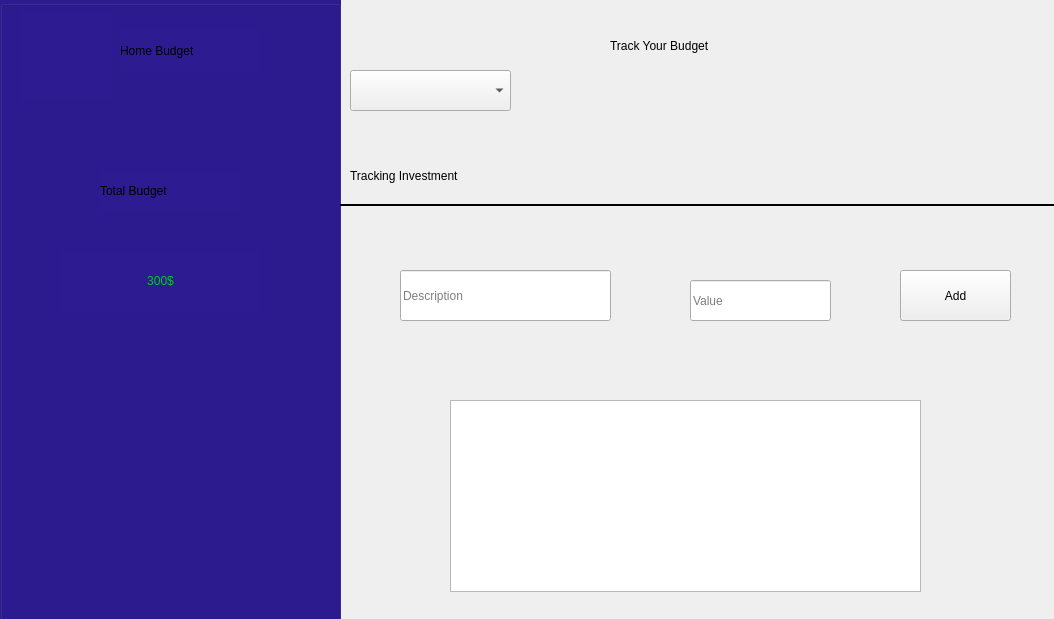
The window that mainwindow.ui (BogdanSharaiev/Financial-Tracker) describes before a commit, drawn with Qt 5.
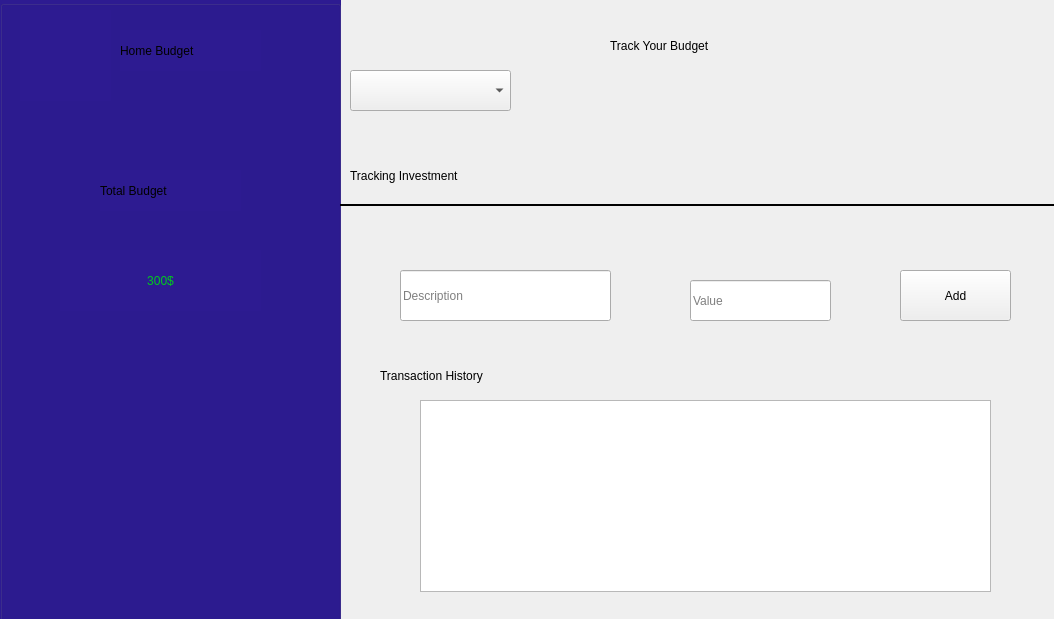
The same window after the commit. Icons and pictures are not drawn.

Commit message: History of transactions

Diff of the .ui file:
```diff
--- a/mainwindow.ui
+++ b/mainwindow.ui
@@ -169,9 +169,9 @@
    <widget class="QTableView" name="tableView">
     <property name="geometry">
      <rect>
-      <x>450</x>
+      <x>420</x>
       <y>400</y>
-      <width>471</width>
+      <width>571</width>
       <height>192</height>
      </rect>
     </property>
@@ -224,6 +224,19 @@
      <string>Add</string>
     </property>
    </widget>
+   <widget class="QLabel" name="label_7">
+    <property name="geometry">
+     <rect>
+      <x>380</x>
+      <y>350</y>
+      <width>141</width>
+      <height>51</height>
+     </rect>
+    </property>
+    <property name="text">
+     <string>Transaction History</string>
+    </property>
+   </widget>
   </widget>
  </widget>
  <resources>
```
The commit also changes 69 other files.
